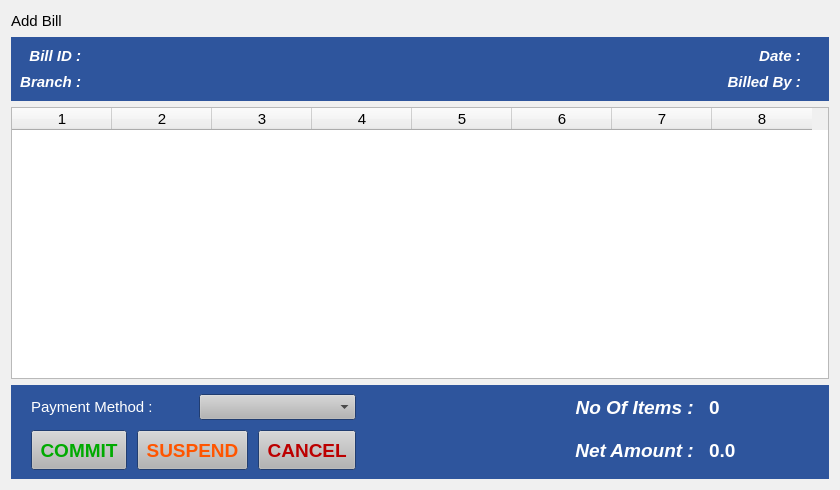
Above: estorecpp/addbill.ui from Watti/estorecpp before the change. Below: the same form after it.
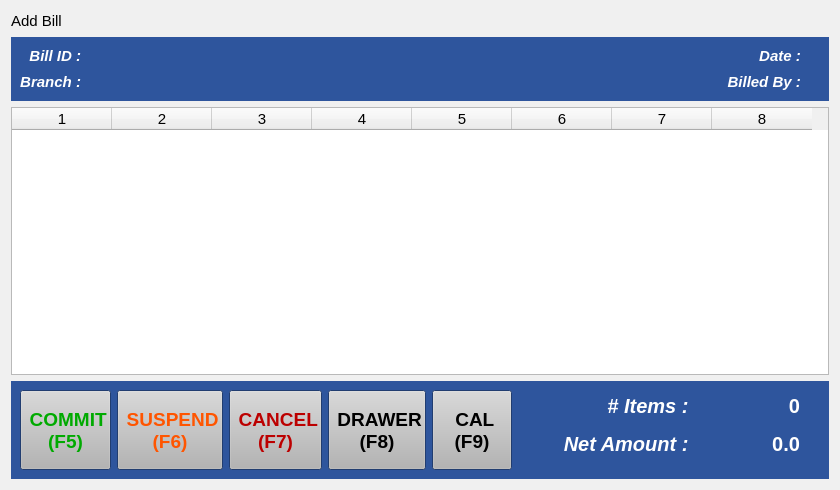
That is the form after the change.

Commit message: separate payment widget added. Build failed. need to fix

Patch:
```diff
--- a/estorecpp/addbill.ui
+++ b/estorecpp/addbill.ui
@@ -1436,215 +1436,21 @@
      <property name="autoFillBackground">
       <bool>true</bool>
      </property>
-     <layout class="QGridLayout" name="gridLayout_2">
-      <property name="leftMargin">
-       <number>20</number>
-      </property>
-      <property name="rightMargin">
-       <number>20</number>
-      </property>
-      <property name="spacing">
-       <number>10</number>
-      </property>
-      <item row="0" column="0">
        <layout class="QHBoxLayout" name="horizontalLayout_3">
         <item>
-         <widget class="QLabel" name="label_6">
-          <property name="palette">
-           <palette>
-            <active>
-             <colorrole role="WindowText">
-              <brush brushstyle="SolidPattern">
-               <color alpha="255">
-                <red>255</red>
-                <green>255</green>
-                <blue>255</blue>
-               </color>
-              </brush>
-             </colorrole>
-            </active>
-            <inactive>
-             <colorrole role="WindowText">
-              <brush brushstyle="SolidPattern">
-               <color alpha="255">
-                <red>255</red>
-                <green>255</green>
-                <blue>255</blue>
-               </color>
-              </brush>
-             </colorrole>
-            </inactive>
-            <disabled>
-             <colorrole role="WindowText">
-              <brush brushstyle="SolidPattern">
-               <color alpha="255">
-                <red>90</red>
-                <green>90</green>
-                <blue>90</blue>
-               </color>
-              </brush>
-             </colorrole>
-            </disabled>
-           </palette>
-          </property>
-          <property name="font">
-           <font>
-            <family>Arial</family>
-            <pointsize>11</pointsize>
-           </font>
-          </property>
-          <property name="text">
-           <string>Payment Method : </string>
-          </property>
-         </widget>
-        </item>
-        <item>
-         <widget class="QComboBox" name="paymentMethodComboBox">
-          <property name="font">
-           <font>
-            <family>Arial</family>
-            <pointsize>11</pointsize>
-           </font>
-          </property>
-         </widget>
-        </item>
-       </layout>
-      </item>
-      <item row="0" column="1">
-       <spacer name="horizontalSpacer_4">
-        <property name="orientation">
-         <enum>Qt::Horizontal</enum>
-        </property>
-        <property name="sizeHint" stdset="0">
-         <size>
-          <width>270</width>
-          <height>20</height>
-         </size>
-        </property>
-       </spacer>
-      </item>
-      <item row="0" column="2">
-       <widget class="QLabel" name="label_7">
-        <property name="palette">
-         <palette>
-          <active>
-           <colorrole role="WindowText">
-            <brush brushstyle="SolidPattern">
-             <color alpha="255">
-              <red>255</red>
-              <green>255</green>
-              <blue>255</blue>
-             </color>
-            </brush>
-           </colorrole>
-          </active>
-          <inactive>
-           <colorrole role="WindowText">
-            <brush brushstyle="SolidPattern">
-             <color alpha="255">
-              <red>255</red>
-              <green>255</green>
-              <blue>255</blue>
-             </color>
-            </brush>
-           </colorrole>
-          </inactive>
-          <disabled>
-           <colorrole role="WindowText">
-            <brush brushstyle="SolidPattern">
-             <color alpha="255">
-              <red>90</red>
-              <green>90</green>
-              <blue>90</blue>
-             </color>
-            </brush>
-           </colorrole>
-          </disabled>
-         </palette>
-        </property>
-        <property name="font">
-         <font>
-          <family>Arial</family>
-          <pointsize>14</pointsize>
-          <weight>75</weight>
-          <italic>true</italic>
-          <bold>true</bold>
-         </font>
-        </property>
-        <property name="text">
-         <string>No Of Items : </string>
-        </property>
-        <property name="alignment">
-         <set>Qt::AlignRight|Qt::AlignTrailing|Qt::AlignVCenter</set>
-        </property>
-       </widget>
-      </item>
-      <item row="0" column="3">
-       <widget class="QLabel" name="noOfItemLabel">
-        <property name="minimumSize">
-         <size>
-          <width>100</width>
-          <height>0</height>
-         </size>
-        </property>
-        <property name="palette">
-         <palette>
-          <active>
-           <colorrole role="WindowText">
-            <brush brushstyle="SolidPattern">
-             <color alpha="255">
-              <red>255</red>
-              <green>255</green>
-              <blue>255</blue>
-             </color>
-            </brush>
-           </colorrole>
-          </active>
-          <inactive>
-           <colorrole role="WindowText">
-            <brush brushstyle="SolidPattern">
-             <color alpha="255">
-              <red>255</red>
-              <green>255</green>
-              <blue>255</blue>
-             </color>
-            </brush>
-           </colorrole>
-          </inactive>
-          <disabled>
-           <colorrole role="WindowText">
-            <brush brushstyle="SolidPattern">
-             <color alpha="255">
-              <red>90</red>
-              <green>90</green>
-              <blue>90</blue>
-             </color>
-            </brush>
-           </colorrole>
-          </disabled>
-         </palette>
-        </property>
-        <property name="font">
-         <font>
-          <family>Arial</family>
-          <pointsize>14</pointsize>
-          <weight>75</weight>
-          <bold>true</bold>
-         </font>
-        </property>
-        <property name="text">
-         <string>0</string>
-        </property>
-       </widget>
-      </item>
-      <item row="1" column="0">
        <layout class="QHBoxLayout" name="horizontalLayout_2">
         <item>
          <widget class="QPushButton" name="commitButton">
+          <property name="sizePolicy">
+           <sizepolicy hsizetype="Minimum" vsizetype="Minimum">
+            <horstretch>0</horstretch>
+            <verstretch>0</verstretch>
+           </sizepolicy>
+          </property>
           <property name="minimumSize">
            <size>
             <width>0</width>
-            <height>40</height>
+            <height>80</height>
            </size>
           </property>
           <property name="palette">
@@ -1693,16 +1499,23 @@
            </font>
           </property>
           <property name="text">
-           <string> COMMIT </string>
+           <string> COMMIT 
+(F5)</string>
           </property>
          </widget>
         </item>
         <item>
          <widget class="QPushButton" name="suspendButton">
+          <property name="sizePolicy">
+           <sizepolicy hsizetype="Minimum" vsizetype="Minimum">
+            <horstretch>0</horstretch>
+            <verstretch>0</verstretch>
+           </sizepolicy>
+          </property>
           <property name="minimumSize">
            <size>
             <width>0</width>
-            <height>40</height>
+            <height>80</height>
            </size>
           </property>
           <property name="palette">
@@ -1751,16 +1564,23 @@
            </font>
           </property>
           <property name="text">
-           <string> SUSPEND </string>
+           <string> SUSPEND 
+(F6)</string>
           </property>
          </widget>
         </item>
         <item>
          <widget class="QPushButton" name="cancelButton">
+          <property name="sizePolicy">
+           <sizepolicy hsizetype="Minimum" vsizetype="Minimum">
+            <horstretch>0</horstretch>
+            <verstretch>0</verstretch>
+           </sizepolicy>
+          </property>
           <property name="minimumSize">
            <size>
             <width>0</width>
-            <height>40</height>
+            <height>80</height>
            </size>
           </property>
           <property name="baseSize">
@@ -1815,27 +1635,218 @@
            </font>
           </property>
           <property name="text">
-           <string> CANCEL </string>
+           <string> CANCEL 
+(F7)</string>
+          </property>
+         </widget>
+        </item>
+        <item>
+         <widget class="QPushButton" name="pushButton">
+          <property name="minimumSize">
+           <size>
+            <width>0</width>
+            <height>80</height>
+           </size>
+          </property>
+          <property name="font">
+           <font>
+            <family>Arial</family>
+            <pointsize>14</pointsize>
+            <weight>75</weight>
+            <bold>true</bold>
+           </font>
+          </property>
+          <property name="text">
+           <string> DRAWER 
+(F8)</string>
+          </property>
+         </widget>
+        </item>
+        <item>
+         <widget class="QPushButton" name="pushButton_2">
+          <property name="minimumSize">
+           <size>
+            <width>0</width>
+            <height>80</height>
+           </size>
+          </property>
+          <property name="font">
+           <font>
+            <family>Arial</family>
+            <pointsize>14</pointsize>
+            <weight>75</weight>
+            <bold>true</bold>
+           </font>
+          </property>
+          <property name="text">
+           <string> CAL 
+(F9)</string>
           </property>
          </widget>
         </item>
        </layout>
       </item>
-      <item row="1" column="1">
-       <spacer name="horizontalSpacer_5">
+      <item>
+       <spacer name="horizontalSpacer_4">
         <property name="orientation">
          <enum>Qt::Horizontal</enum>
         </property>
         <property name="sizeHint" stdset="0">
          <size>
-          <width>270</width>
+          <width>36</width>
           <height>20</height>
          </size>
         </property>
        </spacer>
       </item>
-      <item row="1" column="2">
+      <item>
+       <layout class="QFormLayout" name="formLayout">
+        <property name="labelAlignment">
+         <set>Qt::AlignRight|Qt::AlignTrailing|Qt::AlignVCenter</set>
+        </property>
+        <item row="0" column="0">
+         <widget class="QLabel" name="label_7">
+          <property name="sizePolicy">
+           <sizepolicy hsizetype="Preferred" vsizetype="Preferred">
+            <horstretch>0</horstretch>
+            <verstretch>0</verstretch>
+           </sizepolicy>
+          </property>
+          <property name="minimumSize">
+           <size>
+            <width>0</width>
+            <height>32</height>
+           </size>
+          </property>
+          <property name="palette">
+           <palette>
+            <active>
+             <colorrole role="WindowText">
+              <brush brushstyle="SolidPattern">
+               <color alpha="255">
+                <red>255</red>
+                <green>255</green>
+                <blue>255</blue>
+               </color>
+              </brush>
+             </colorrole>
+            </active>
+            <inactive>
+             <colorrole role="WindowText">
+              <brush brushstyle="SolidPattern">
+               <color alpha="255">
+                <red>255</red>
+                <green>255</green>
+                <blue>255</blue>
+               </color>
+              </brush>
+             </colorrole>
+            </inactive>
+            <disabled>
+             <colorrole role="WindowText">
+              <brush brushstyle="SolidPattern">
+               <color alpha="255">
+                <red>90</red>
+                <green>90</green>
+                <blue>90</blue>
+               </color>
+              </brush>
+             </colorrole>
+            </disabled>
+           </palette>
+          </property>
+          <property name="font">
+           <font>
+            <family>Arial</family>
+            <pointsize>15</pointsize>
+            <weight>75</weight>
+            <italic>true</italic>
+            <bold>true</bold>
+           </font>
+          </property>
+          <property name="text">
+           <string># Items : </string>
+          </property>
+          <property name="alignment">
+           <set>Qt::AlignRight|Qt::AlignTrailing|Qt::AlignVCenter</set>
+          </property>
+         </widget>
+        </item>
+        <item row="0" column="1">
+         <widget class="QLabel" name="noOfItemLabel">
+          <property name="minimumSize">
+           <size>
+            <width>100</width>
+            <height>32</height>
+           </size>
+          </property>
+          <property name="palette">
+           <palette>
+            <active>
+             <colorrole role="WindowText">
+              <brush brushstyle="SolidPattern">
+               <color alpha="255">
+                <red>255</red>
+                <green>255</green>
+                <blue>255</blue>
+               </color>
+              </brush>
+             </colorrole>
+            </active>
+            <inactive>
+             <colorrole role="WindowText">
+              <brush brushstyle="SolidPattern">
+               <color alpha="255">
+                <red>255</red>
+                <green>255</green>
+                <blue>255</blue>
+               </color>
+              </brush>
+             </colorrole>
+            </inactive>
+            <disabled>
+             <colorrole role="WindowText">
+              <brush brushstyle="SolidPattern">
+               <color alpha="255">
+                <red>90</red>
+                <green>90</green>
+                <blue>90</blue>
+               </color>
+              </brush>
+             </colorrole>
+            </disabled>
+           </palette>
+          </property>
+          <property name="font">
+           <font>
+            <family>Arial</family>
+            <pointsize>15</pointsize>
+            <weight>75</weight>
+            <bold>true</bold>
+           </font>
+          </property>
+          <property name="text">
+           <string>0</string>
+          </property>
+          <property name="alignment">
+           <set>Qt::AlignRight|Qt::AlignTrailing|Qt::AlignVCenter</set>
+          </property>
+         </widget>
+        </item>
+        <item row="1" column="0">
        <widget class="QLabel" name="label_8">
+          <property name="sizePolicy">
+           <sizepolicy hsizetype="Preferred" vsizetype="Minimum">
+            <horstretch>0</horstretch>
+            <verstretch>0</verstretch>
+           </sizepolicy>
+          </property>
+          <property name="minimumSize">
+           <size>
+            <width>0</width>
+            <height>32</height>
+           </size>
+          </property>
         <property name="palette">
          <palette>
           <active>
@@ -1876,7 +1887,7 @@
         <property name="font">
          <font>
           <family>Arial</family>
-          <pointsize>14</pointsize>
+            <pointsize>15</pointsize>
           <weight>75</weight>
           <italic>true</italic>
           <bold>true</bold>
@@ -1890,12 +1901,18 @@
         </property>
        </widget>
       </item>
-      <item row="1" column="3">
+        <item row="1" column="1">
        <widget class="QLabel" name="netAmountLabel">
+          <property name="sizePolicy">
+           <sizepolicy hsizetype="Preferred" vsizetype="Minimum">
+            <horstretch>0</horstretch>
+            <verstretch>0</verstretch>
+           </sizepolicy>
+          </property>
         <property name="minimumSize">
          <size>
           <width>100</width>
-          <height>0</height>
+            <height>32</height>
          </size>
         </property>
         <property name="palette">
@@ -1938,7 +1955,7 @@
         <property name="font">
          <font>
           <family>Arial</family>
-          <pointsize>14</pointsize>
+            <pointsize>15</pointsize>
           <weight>75</weight>
           <bold>true</bold>
          </font>
@@ -1946,7 +1963,28 @@
         <property name="text">
          <string>0.0</string>
         </property>
-       </widget>
+          <property name="alignment">
+           <set>Qt::AlignRight|Qt::AlignTrailing|Qt::AlignVCenter</set>
+          </property>
+         </widget>
+        </item>
+       </layout>
+      </item>
+      <item>
+       <spacer name="horizontalSpacer_5">
+        <property name="orientation">
+         <enum>Qt::Horizontal</enum>
+        </property>
+        <property name="sizeType">
+         <enum>QSizePolicy::Fixed</enum>
+        </property>
+        <property name="sizeHint" stdset="0">
+         <size>
+          <width>20</width>
+          <height>20</height>
+         </size>
+        </property>
+       </spacer>
       </item>
      </layout>
     </widget>
```
Lines whose indentation alone changed are shown as unchanged. The commit also changes 6 other files.
